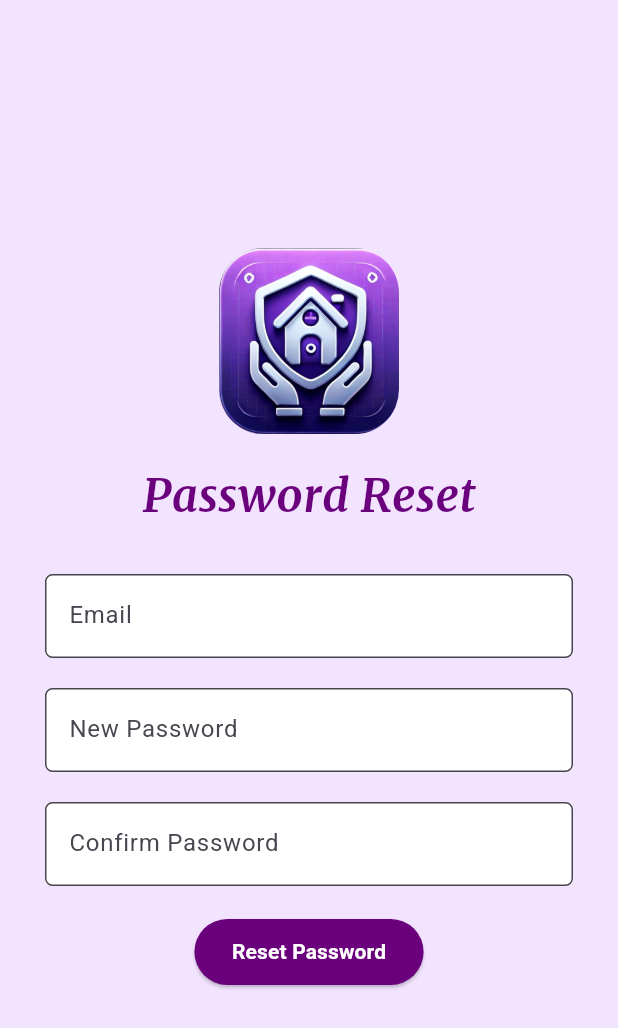
After one commit to Yash29739/SafeHood, a Flutter app: the screen it shows after launch, after a tap on "Forgot Password?", on a phone screen of 412 x 824 dp. The commit adds this screen. Shown: the top 1028 px of the screen. Run offline on Flutter 3.47's test engine with Material 3 defaults, Android fonts, the phone set to English and light mode, and no system bars; our stand-ins replace animated_splash_screen, page_transition.

Commit message:
Updates: Complete ui updated

```diff
--- /dev/null
+++ b/lib/login_signup/forgotPassword.dart
@@ -0,0 +1,129 @@
+import 'package:flutter/material.dart';
+import 'package:safehome/mainScreens/LandingScreen.dart';
+
+class ForgotPassword extends StatefulWidget {
+  const ForgotPassword({super.key});
+
+  @override
+  State<ForgotPassword> createState() => _ForgotPasswordState();
+}
+
+class _ForgotPasswordState extends State<ForgotPassword> {
+  final TextEditingController _emailController = TextEditingController();
+
+  void _resetPassword() {
+    // Add logic to handle password reset
+
+    ScaffoldMessenger.of(context).showSnackBar(
+      SnackBar(
+        content: Text("Password reset", style: TextStyle(color: Colors.white)),
+        backgroundColor: Colors.green,
+      ),
+    );
+  }
+
+  @override
+  Widget build(BuildContext context) {
+    return Scaffold(
+      backgroundColor: Color(0xFFF2E3FF),
+      body: Center(
+        child: SingleChildScrollView(
+          child: Padding(
+            padding: EdgeInsets.symmetric(horizontal: 30),
+            child: Column(
+              mainAxisAlignment: MainAxisAlignment.center,
+              crossAxisAlignment: CrossAxisAlignment.center,
+              children: [
+                ClipRRect(
+                  borderRadius: BorderRadius.circular(30),
+                  child: Image.asset('assets/logo.jpg', width: 120),
+                ),
+                const SizedBox(height: 20),
+                Text(
+                  "Password Reset",
+                  style: TextStyle(
+                    fontSize: 30,
+                    color: Color(0xFF6A007C),
+                    fontWeight: FontWeight.bold,
+                    fontFamily: "Merriweather",
+                  ),
+                ),
+                SizedBox(height: 30),
+                TextField(
+                  controller: _emailController,
+                  decoration: InputDecoration(
+                    fillColor: Colors.white,
+                    filled: true,
+                    labelText: "Email",
+                    border: OutlineInputBorder(
+                      borderRadius: BorderRadius.circular(5),
+                    ),
+                  ),
+                  keyboardType: TextInputType.emailAddress,
+                ),
+                SizedBox(height: 20),
+                TextField(
+                  controller: _emailController,
+                  decoration: InputDecoration(
+                    labelText: "New Password",
+                    fillColor: Colors.white,
+                    filled: true,
+                    border: OutlineInputBorder(
+                      borderRadius: BorderRadius.circular(5),
+                    ),
+                  ),
+                  keyboardType: TextInputType.emailAddress,
+                ),
+                SizedBox(height: 20),
+                TextField(
+                  controller: _emailController,
+                  decoration: InputDecoration(
+                    fillColor: Colors.white,
+                    filled: true,
+                    labelText: "Confirm Password",
+                    border: OutlineInputBorder(
+                      borderRadius: BorderRadius.circular(5),
+                    ),
+                  ),
+                  keyboardType: TextInputType.emailAddress,
+                ),
+                SizedBox(height: 20),
+                Center(
+                  child: ElevatedButton(
+                    onPressed:
+                        () => {
+                          _resetPassword(),
+                          Navigator.push(
+                            context,
+                            MaterialPageRoute(
+                              builder: (context) => LandingScreen(),
+                            ),
+                          ),
+                        },
+                    style: ElevatedButton.styleFrom(
+                      backgroundColor: Color(0xFF6A007C),
+                      shape: RoundedRectangleBorder(
+                        borderRadius: BorderRadius.circular(25),
+                      ),
+                      padding: const EdgeInsets.symmetric(
+                        horizontal: 25,
+                        vertical: 12,
+                      ),
+                    ),
+                    child: Text(
+                      "Reset Password",
+                      style: TextStyle(
+                        color: Colors.white,
+                        fontWeight: FontWeight.bold,
+                      ),
+                    ),
+                  ),
+                ),
+              ],
+            ),
+          ),
+        ),
+      ),
+    );
+  }
+}
--- a/lib/login_signup/login_screen.dart
+++ b/lib/login_signup/login_screen.dart
@@ -1,4 +1,5 @@
 import 'package:flutter/material.dart';
+import 'package:safehome/login_signup/forgotPassword.dart';
 import 'package:safehome/mainScreens/LandingScreen.dart';
 import 'package:safehome/mainScreens/SafeHoodDashboard.dart';
 import 'signup_screen.dart';
@@ -74,7 +75,7 @@ class LoginScreen extends StatelessWidget {
                             Navigator.push(
                               context,
                               MaterialPageRoute(
-                                builder: (context) => SafeHoodDashboard(),
+                                builder: (context) => ForgotPassword(),
                               ),
                             ),
                           },
--- a/lib/main.dart
+++ b/lib/main.dart
@@ -60,7 +60,7 @@ class _SplashScreenState extends State<SplashScreen> {
       nextScreen: const LoginScreen(),
       splashIconSize: 520,
       centered: true,
-      duration: 3000,
+      duration: 2000,
       splashTransition: SplashTransition.fadeTransition,
       pageTransitionType: PageTransitionType.fade,
       animationDuration: Duration(milliseconds: 2000),
--- a/lib/mainScreens/LandingScreen.dart
+++ b/lib/mainScreens/LandingScreen.dart
@@ -18,7 +18,7 @@ class _LandingScreenState extends State<LandingScreen> {
     const SafeHoodDashboard(),
     const ApartmentChatScreen(),
     const NearByShops(),
-    const ApartmentProfileScreen(),
+    const ProfileScreen(),
   ];
 
   void _onItemTapped(int index) {
@@ -32,7 +32,7 @@ class _LandingScreenState extends State<LandingScreen> {
     return Scaffold(
       appBar: AppBar(
         automaticallyImplyLeading: false,
-        toolbarHeight: 100,
+        toolbarHeight: 80,
         backgroundColor: Color(0xFFCC00FF),
         title: _buildHeader(),
       ),
```
Also changed, not shown: lib/mainScreens/NearbyShops.dart (+50 -17 lines), lib/mainScreens/Profile.dart (+78 -94 lines), lib/mainScreens/chat.dart (+21 -16 lines).
